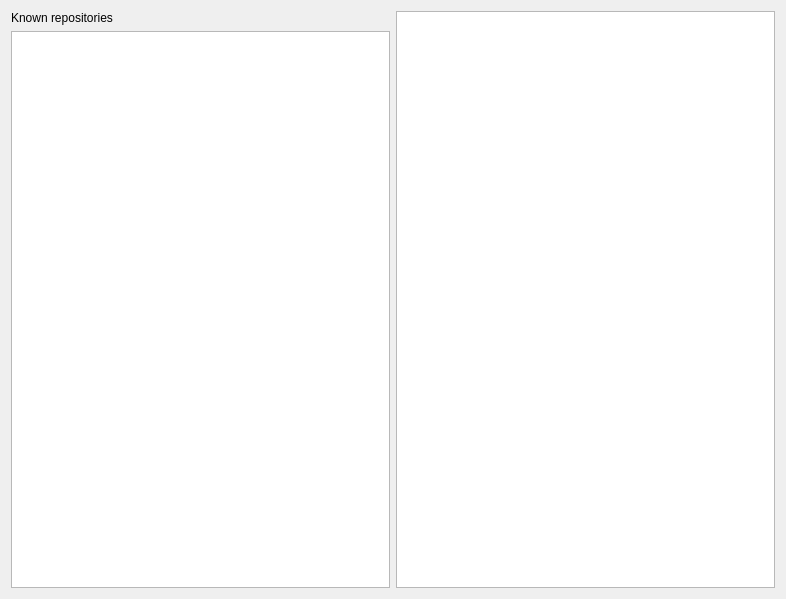
The window that src/svnfrontend/database/dboverview.ui (KDE/kdesvn) describes before a commit, drawn with Qt 5.
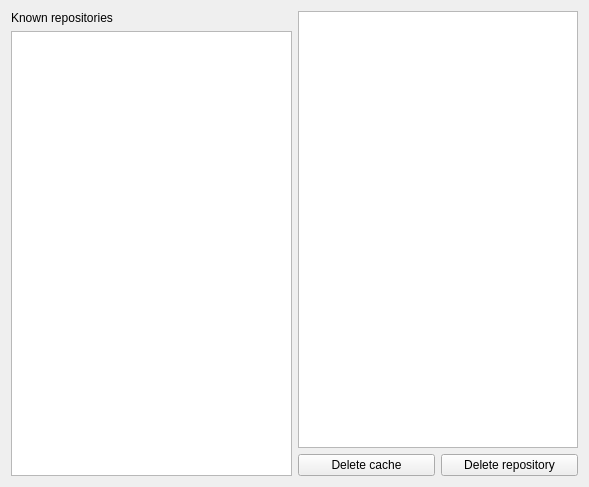
The same window after the commit. Custom widgets are drawn as their Qt base class.

Commit message: Cleaning of repositories cache implemented

```diff
--- a/src/svnfrontend/database/dboverview.ui
+++ b/src/svnfrontend/database/dboverview.ui
@@ -6,14 +6,14 @@
    <rect>
     <x>0</x>
     <y>0</y>
-    <width>786</width>
-    <height>599</height>
+    <width>589</width>
+    <height>487</height>
    </rect>
   </property>
   <property name="windowTitle">
    <string>Form</string>
   </property>
-  <layout class="QHBoxLayout" name="horizontalLayout">
+  <layout class="QHBoxLayout" name="horizontalLayout_2">
    <item>
     <layout class="QVBoxLayout" name="m_ReposLayout">
      <item>
@@ -29,7 +29,41 @@
     </layout>
    </item>
    <item>
-    <widget class="KTextBrowser" name="m_RepostatusBrowser"/>
+    <layout class="QVBoxLayout" name="verticalLayout">
+     <item>
+      <widget class="KTextBrowser" name="m_RepostatusBrowser"/>
+     </item>
+     <item>
+      <layout class="QHBoxLayout" name="horizontalLayout">
+       <item>
+        <widget class="QPushButton" name="m_DeleteCacheButton">
+         <property name="toolTip">
+          <string>Delete cache entries for current selected repository</string>
+         </property>
+         <property name="statusTip">
+          <string>Delete cache entries for current selected repository</string>
+         </property>
+         <property name="text">
+          <string>Delete cache</string>
+         </property>
+        </widget>
+       </item>
+       <item>
+        <widget class="QPushButton" name="m_DeleteRepositoryButton">
+         <property name="toolTip">
+          <string>Delete all entries and settings for selected repository</string>
+         </property>
+         <property name="statusTip">
+          <string>Delete all entries and settings for selected repository</string>
+         </property>
+         <property name="text">
+          <string>Delete repository</string>
+         </property>
+        </widget>
+       </item>
+      </layout>
+     </item>
+    </layout>
    </item>
   </layout>
  </widget>
```
Left out of the diff: 37 changed lines with no effect on the pictures. The commit also changes 5 other files.
